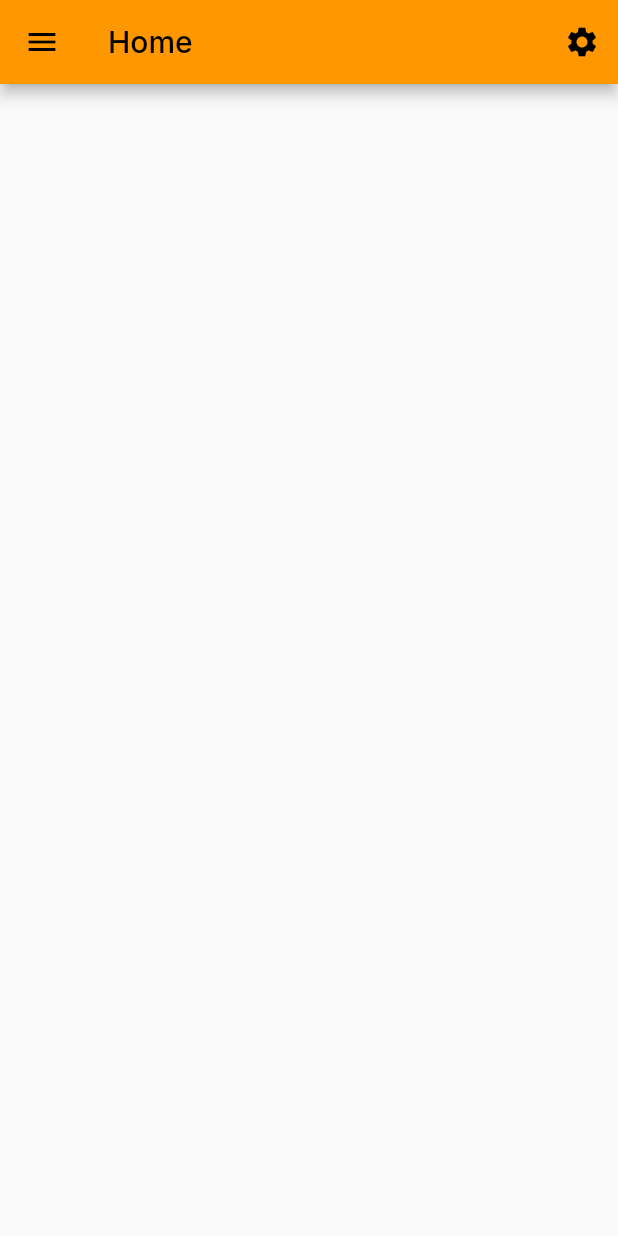
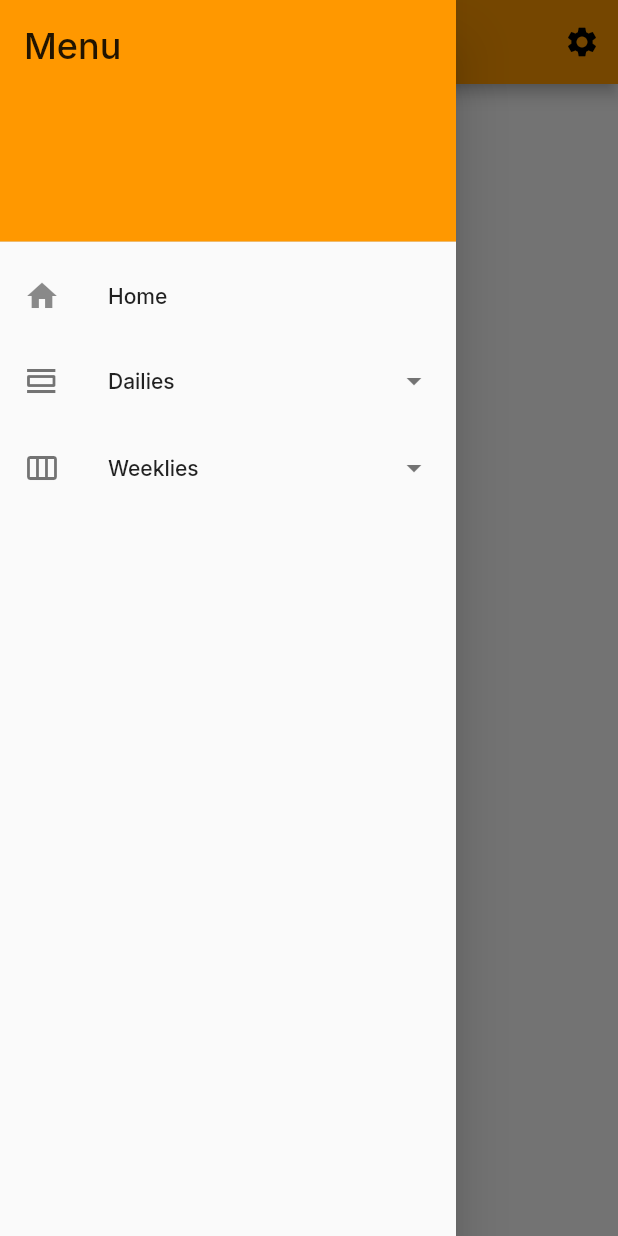
Before and after one commit to n0sec/MapleTracker, a Flutter app: the screen it shows after launch, in the side drawer, after a tap on "Home", on a phone screen of 412 x 824 dp. Run offline on Flutter 3.47's test engine with Material 2 defaults, Android fonts, the phone set to English and light mode, and no system bars; our stand-ins replace google_fonts.

Commit message:
updated app_bar_drawer widget
- modified some routes

```diff
--- a/lib/widgets/app_bar_drawer.dart
+++ b/lib/widgets/app_bar_drawer.dart
@@ -38,26 +38,50 @@ class AppBarDrawer extends StatelessWidget {
               onTap: () => {
                 // If the current route is '/' (Home)
                 // Just close the drawer
-                if (ModalRoute.of(context)!.settings.name == '/')
+                if (ModalRoute.of(context)!.settings.name == '/home')
                   {
                     Navigator.pop(context),
                   }
                 // Else, push '/' to the routes
                 else
                   {
-                    Navigator.pushReplacementNamed(context, '/'),
+                    Navigator.pushReplacementNamed(context, '/home'),
                   }
               },
             ),
-            ListTile(
+            ExpansionTile(
               leading: const Icon(Icons.view_day_outlined),
+              trailing: const Icon(Icons.arrow_drop_down),
               title: const Text('Dailies'),
-              onTap: () => {}, // TODO: Open the Dailies Screen
+              children: [
+                ListTile(
+                  title: const Text('Bosses'),
+                  onTap: () => {}, // TODO: Open the Daily Bosses Screen
+                ),
+                ListTile(
+                  title: const Text('Tasks'),
+                  onTap: () => {}, // TODO: Open the Daily Tasks Screen
+                ),
+                ListTile(
+                  title: const Text('Arcane River'),
+                  onTap: () => {}, // TODO: Open the Daily Arcane River Screen
+                ),
+              ],
             ),
-            ListTile(
+            ExpansionTile(
               leading: const Icon(Icons.view_week_outlined),
-              title: const Text('Weeklies'), // TODO: Open the Weeklies Screen
-              onTap: () => {},
+              trailing: const Icon(Icons.arrow_drop_down),
+              title: const Text('Weeklies'),
+              children: [
+                ListTile(
+                  title: const Text('Bosses'),
+                  onTap: () => {}, // TODO: Open the Weekly Bosses Screen
+                ),
+                ListTile(
+                  title: const Text('Tasks'),
+                  onTap: () => {}, // TODO: Open the Weekly Tasks Screen
+                )
+              ],
             ),
           ],
         ),
```
